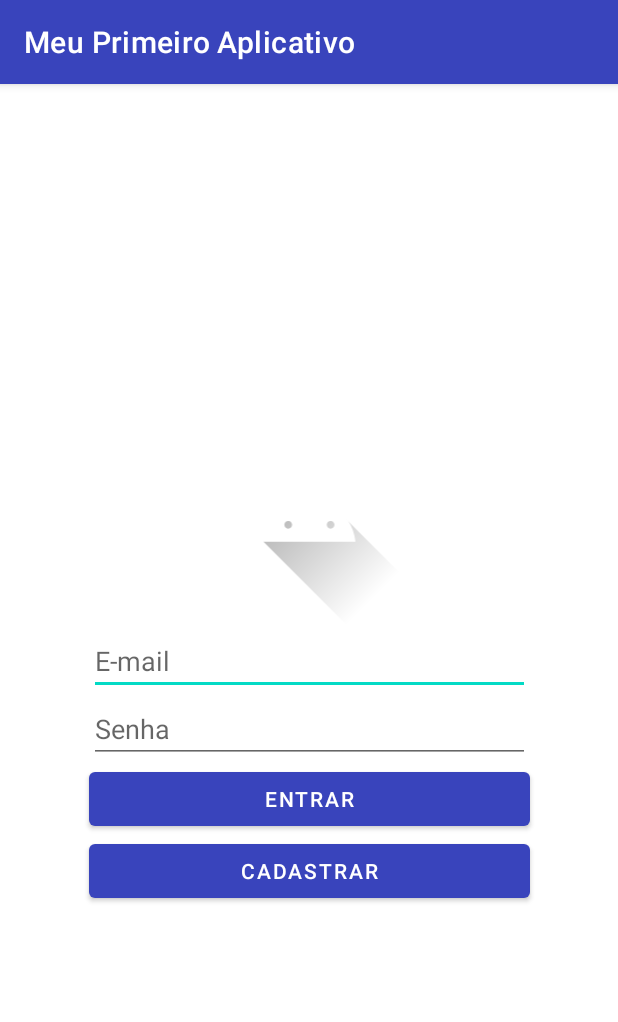
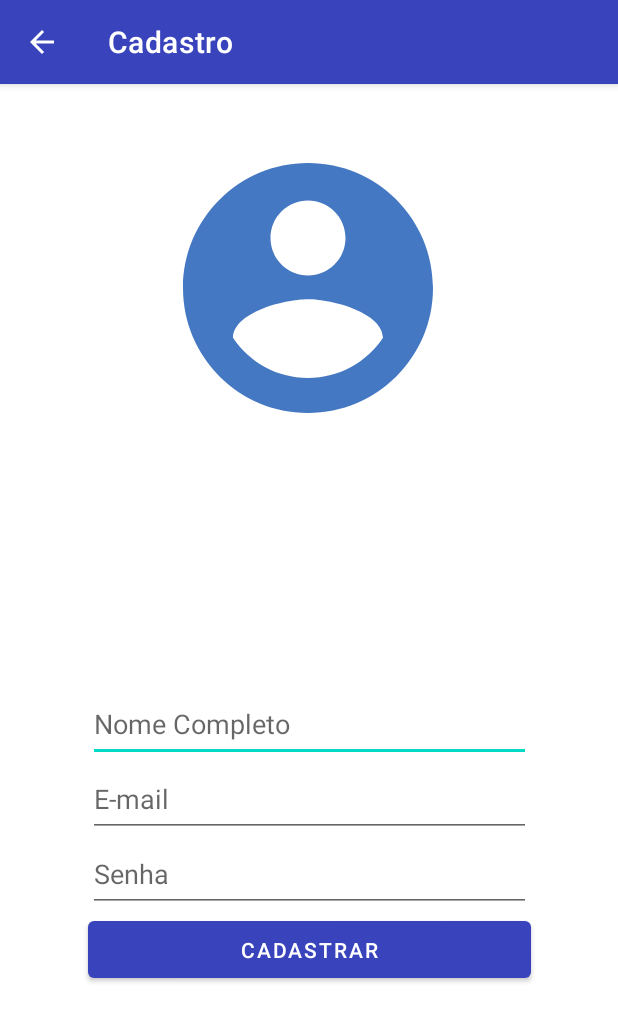
Before and after one commit to mgckaled/Android_App_Login, an Android app: the screen it shows after launch (MainActivity before the commit, CadastroActivity after it), after a tap on "CADASTRAR", on a phone screen of 412 x 824 dp. Shown: the top 1022 px of the screen. Run offline under Robolectric (Android 15) with nearby library versions, the phone set to English and light mode, and no system bars.

Commit message:
Repositório remoto atualizado

```diff
--- a/app/src/main/AndroidManifest.xml
+++ b/app/src/main/AndroidManifest.xml
@@ -10,8 +10,11 @@
     android:supportsRtl="true"
     android:theme="@style/Theme.Android_App_Login">
     <activity
+      android:name=".CadastroActivity"
+      android:parentActivityName=".MainActivity" />
+    <activity
       android:name=".Activity_uIWToggleButton"
-      android:parentActivityName=".PrincipalActivity"/>
+      android:parentActivityName=".PrincipalActivity" />
     <activity
       android:name=".Activity_uIWSwitch"
       android:parentActivityName=".PrincipalActivity" />
--- /dev/null
+++ b/app/src/main/java/com/example/android_app_login/CadastroActivity.java
@@ -0,0 +1,51 @@
+package com.example.android_app_login;
+
+import androidx.appcompat.app.AppCompatActivity;
+
+import android.content.Intent;
+import android.os.Bundle;
+import android.widget.Button;
+import android.widget.EditText;
+
+import java.util.Objects;
+
+public class CadastroActivity extends AppCompatActivity {
+
+    // Atributos da classe
+    private EditText editEmailCadastro;
+    private EditText editSenhaCadastro;
+    private Button btnCadastrar;
+
+    @Override
+    protected void onCreate(Bundle savedInstanceState) {
+        super.onCreate(savedInstanceState);
+        setContentView(R.layout.activity_cadastro);
+
+        // Set toolbar title
+        this.setTitle("Cadastro");
+
+        // Set arrow back on top toolbar
+        Objects.requireNonNull(getSupportActionBar()).setDisplayHomeAsUpEnabled(true);
+
+        // Referência com os arquivos .xml
+        editEmailCadastro = findViewById(R.id.cad_editEmail);
+        editSenhaCadastro = findViewById(R.id.cad_editSenha);
+        btnCadastrar = findViewById(R.id.cad_button);
+
+        // Definir a ação do botão -> classe anônima
+        // Enviar os dados digitados para os campos da Tela de Loguin
+        // .putExtra() -> Inserir dados
+        btnCadastrar.setOnClickListener(view -> {
+            Intent intent = new Intent();
+            // enviar as strings digitadas para a Tela de Login -> getText().toString()
+            intent.putExtra("email", editEmailCadastro.getText().toString());
+            intent.putExtra("senha", editEmailCadastro.getText().toString());
+
+            // RESULT_OK -> constante do Android para retomar o resultado
+            setResult(RESULT_OK, intent);
+            // Ao clicar no botão é necessário também terminar a Tela de Cadastro -> finish()
+            finish();
+        });
+
+    }
+}
--- a/app/src/main/java/com/example/android_app_login/MainActivity.java
+++ b/app/src/main/java/com/example/android_app_login/MainActivity.java
@@ -1,5 +1,6 @@
 package com.example.android_app_login;
 
+import androidx.annotation.Nullable;
 import androidx.appcompat.app.AppCompatActivity;
 
 import android.content.Intent;
@@ -62,6 +63,26 @@ public class MainActivity extends AppCompatActivity {
     }
 
     public void cadastrar(View view) {
-        Toast.makeText(this, "Tela de Cadastro", Toast.LENGTH_LONG).show();
+        // Toast.makeText(this, "Tela de Cadastro", Toast.LENGTH_LONG).show();
+
+        // Direcionar o Botão Cadastro na Tela de Loguin para a Tela de Cadastro
+        // Ao chamar uma próxima tela é esperado um resultado -> startActivityForResult()
+        Intent intent_cad = new Intent(this, CadastroActivity.class);
+        startActivityForResult(intent_cad, 1);
+    }
+    // Ao fechar a tela de Cadastro o método onActivityResult irá retornar o resultado
+    @Override
+    protected void onActivityResult(int requestCode, int resultCode, @Nullable Intent data) {
+        super.onActivityResult(requestCode, resultCode, data);
+
+        if(requestCode == 1 && resultCode == RESULT_OK) {
+            String email = data.getStringExtra("email");
+            String senha = data.getStringExtra("senha");
+
+            // Alterando o texto das View EditText
+            editEmail.setText(email);
+            editSenha.setText(senha);
+
+        }
     }
 }
--- a/app/src/main/java/com/example/android_app_login/PrincipalActivity.java
+++ b/app/src/main/java/com/example/android_app_login/PrincipalActivity.java
@@ -42,11 +42,11 @@ public class PrincipalActivity extends AppCompatActivity {
         // Listview
         ListView listView = findViewById(R.id.listview);
 
-        ListAdapter adapter = new ArrayAdapter<>(this,
+        ListAdapter adapter_lv = new ArrayAdapter<>(this,
                 android.R.layout.simple_list_item_1,
                 android.R.id.text1, uIWidgets);
 
-        listView.setAdapter(adapter);
+        listView.setAdapter(adapter_lv);
 
         listView.setOnItemClickListener((adapterView, view, i, l) -> {
             if (i == 0) {
--- /dev/null
+++ b/app/src/main/res/drawable/ic_cadastro.xml
@@ -0,0 +1,5 @@
+<vector android:height="200dp" android:tint="#4578C2"
+    android:viewportHeight="24" android:viewportWidth="24"
+    android:width="200dp" xmlns:android="http://schemas.android.com/apk/res/android">
+    <path android:fillColor="@android:color/white" android:pathData="M12,2C6.48,2 2,6.48 2,12s4.48,10 10,10 10,-4.48 10,-10S17.52,2 12,2zM12,5c1.66,0 3,1.34 3,3s-1.34,3 -3,3 -3,-1.34 -3,-3 1.34,-3 3,-3zM12,19.2c-2.5,0 -4.71,-1.28 -6,-3.22 0.03,-1.99 4,-3.08 6,-3.08 1.99,0 5.97,1.09 6,3.08 -1.29,1.94 -3.5,3.22 -6,3.22z"/>
+</vector>
--- /dev/null
+++ b/app/src/main/res/layout/activity_cadastro.xml
@@ -0,0 +1,68 @@
+<?xml version="1.0" encoding="utf-8"?>
+<androidx.constraintlayout.widget.ConstraintLayout xmlns:android="http://schemas.android.com/apk/res/android"
+  xmlns:app="http://schemas.android.com/apk/res-auto"
+  xmlns:tools="http://schemas.android.com/tools"
+  android:layout_width="match_parent"
+  android:layout_height="match_parent"
+  tools:context=".CadastroActivity">
+
+  <ImageView
+    android:id="@+id/imageView"
+    android:layout_width="wrap_content"
+    android:layout_height="wrap_content"
+    android:layout_marginTop="36dp"
+    app:layout_constraintEnd_toEndOf="parent"
+    app:layout_constraintHorizontal_bias="0.497"
+    app:layout_constraintStart_toStartOf="parent"
+    app:layout_constraintTop_toTopOf="parent"
+    app:srcCompat="@drawable/ic_cadastro" />
+
+  <EditText
+    android:id="@+id/cad_editNome"
+    android:layout_width="295dp"
+    android:layout_height="50dp"
+    android:ems="10"
+    android:hint="Nome Completo"
+    android:inputType="textPersonName"
+    app:layout_constraintBottom_toTopOf="@+id/cad_editEmail"
+    app:layout_constraintEnd_toEndOf="parent"
+    app:layout_constraintStart_toStartOf="parent"
+    app:layout_constraintTop_toBottomOf="@+id/imageView"
+    app:layout_constraintVertical_chainStyle="packed" />
+
+  <EditText
+    android:id="@+id/cad_editEmail"
+    android:layout_width="295dp"
+    android:layout_height="50dp"
+    android:ems="10"
+    android:hint="E-mail"
+    android:inputType="textPersonName"
+    app:layout_constraintBottom_toTopOf="@+id/cad_editSenha"
+    app:layout_constraintEnd_toEndOf="@+id/cad_editNome"
+    app:layout_constraintHorizontal_bias="1.0"
+    app:layout_constraintStart_toStartOf="@+id/cad_editNome"
+    app:layout_constraintTop_toBottomOf="@+id/cad_editNome" />
+
+  <EditText
+    android:id="@+id/cad_editSenha"
+    android:layout_width="295dp"
+    android:layout_height="50dp"
+    android:ems="10"
+    android:hint="Senha"
+    android:inputType="textPassword"
+    app:layout_constraintBottom_toTopOf="@+id/cad_button"
+    app:layout_constraintEnd_toEndOf="@+id/cad_editEmail"
+    app:layout_constraintStart_toStartOf="@+id/cad_editEmail"
+    app:layout_constraintTop_toBottomOf="@+id/cad_editEmail" />
+
+  <Button
+    android:id="@+id/cad_button"
+    android:layout_width="295dp"
+    android:layout_height="50dp"
+    android:text="Cadastrar"
+    app:layout_constraintBottom_toBottomOf="parent"
+    app:layout_constraintEnd_toEndOf="@+id/cad_editSenha"
+    app:layout_constraintStart_toStartOf="@+id/cad_editSenha"
+    app:layout_constraintTop_toBottomOf="@+id/cad_editSenha" />
+
+</androidx.constraintlayout.widget.ConstraintLayout>
--- a/app/src/main/res/layout/activity_main.xml
+++ b/app/src/main/res/layout/activity_main.xml
@@ -19,7 +19,7 @@
 
   <EditText
     android:id="@+id/editEmail"
-    android:layout_width="294dp"
+    android:layout_width="295dp"
     android:layout_height="43dp"
     android:ems="10"
     android:hint="E-mail"
```
